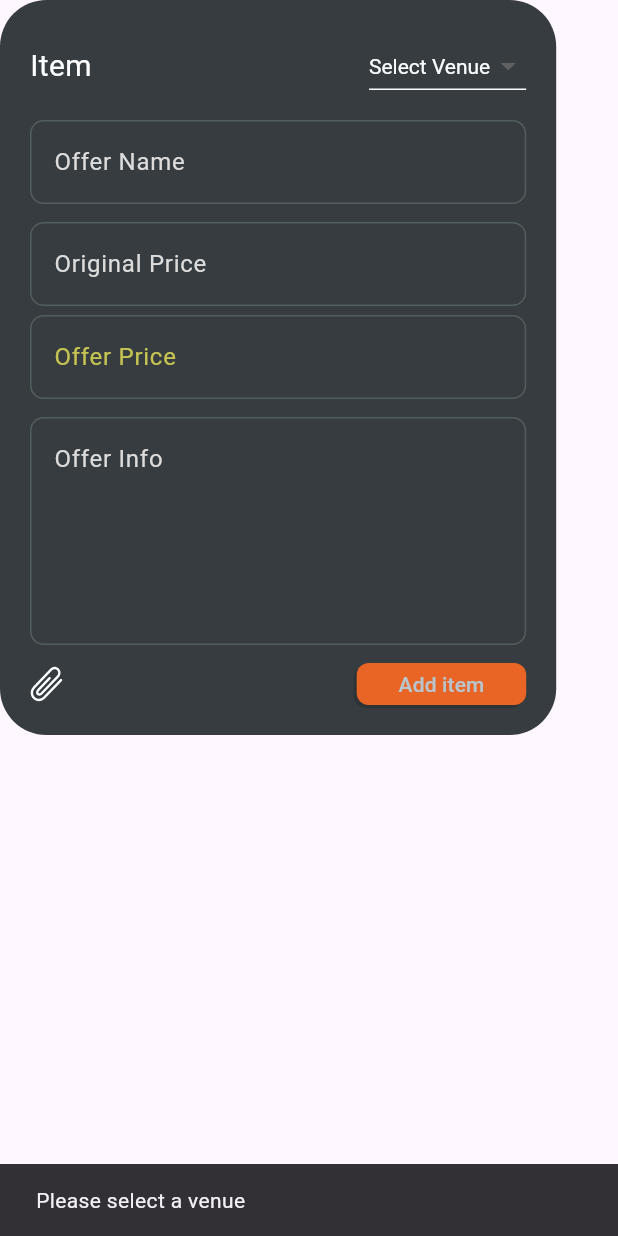
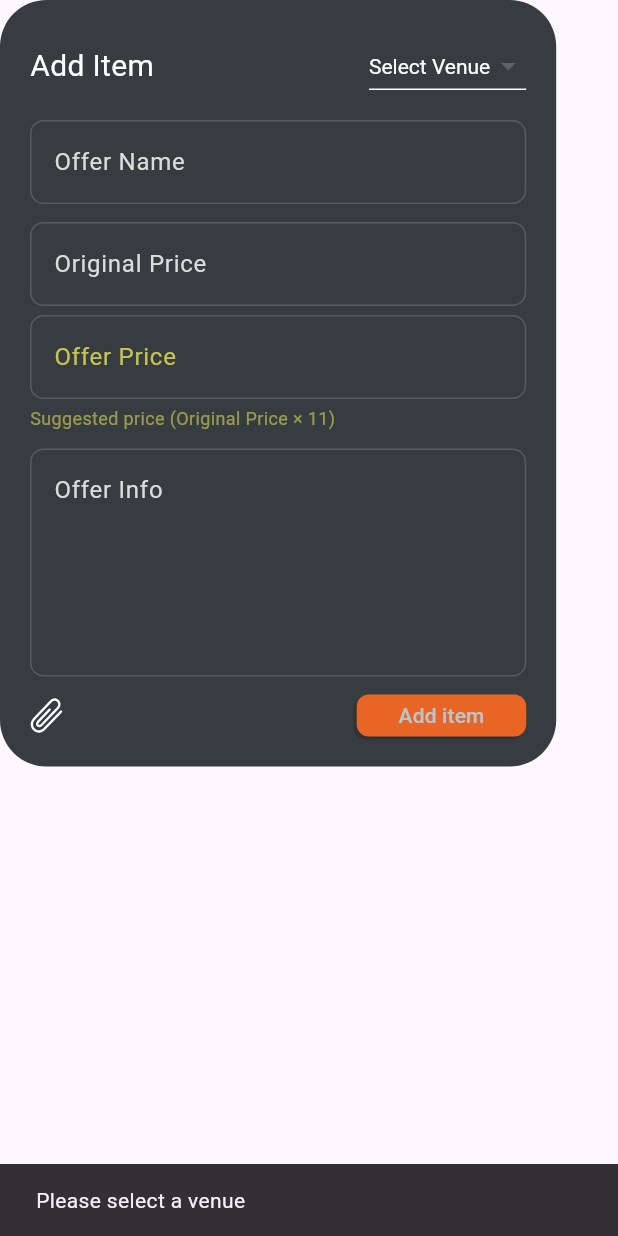
Before and after one commit to locofoStudio/locoDash, a Flutter app: the ItemCreationWidget widget shown alone on an empty page, opened directly, after a tap on "Add item", on a phone screen of 412 x 824 dp. Run offline on Flutter 3.47's test engine with Material 3 defaults, Android fonts, the phone set to English and light mode, and no system bars; our stand-ins replace cached_network_image, cloud_firestore, file_picker, firebase_auth, firebase_core, flutter_svg; missing offline and left inert: dart:html; accounts and stored records are empty; Roboto replaces fonts that are missing (Roboto Flex); project files that could hold a hidden picture were left out.

Commit message:
Update item creation widget

```diff
--- a/lib/custom_code/widgets/item_creation_widget.dart
+++ b/lib/custom_code/widgets/item_creation_widget.dart
@@ -24,6 +24,8 @@ class _ItemCreationWidgetState extends State<ItemCreationWidget> {
   List<String> _venues = ['Select Venue'];
   String? _currentUserId;
   Map<String, bool> _venueOwnership = {};
+  String? _documentId;
+  bool _isUsingSuggestedPrice = true;
 
   @override
   void initState() {
@@ -35,6 +37,20 @@ class _ItemCreationWidgetState extends State<ItemCreationWidget> {
       _offerPriceController.text = widget.initialData!['OfferPrice']?.toString() ?? '';
       _offerInfoController.text = widget.initialData!['OfferInfo'] ?? '';
       _selectedVenue = widget.initialData!['venueId'] ?? 'Select Venue';
+      _documentId = widget.initialData!['id'];
+      _selectedFilePath = widget.initialData!['OfferPhoto'];
+      _isUsingSuggestedPrice = false; // When editing, we don't use suggested price
+    }
+
+    // Add listener to original price controller
+    _originalPriceController.addListener(_updateSuggestedPrice);
+  }
+
+  void _updateSuggestedPrice() {
+    if (_isUsingSuggestedPrice) {
+      final originalPrice = double.tryParse(_originalPriceController.text) ?? 0.0;
+      final suggestedPrice = originalPrice * 11;
+      _offerPriceController.text = suggestedPrice.toStringAsFixed(2);
     }
   }
 
@@ -155,24 +171,36 @@ class _ItemCreationWidgetState extends State<ItemCreationWidget> {
     });
 
     try {
-      // Create the offer document
-      await FirebaseFirestore.instance.collection('offers').add({
+      final offerData = {
         'OfferName': _offerNameController.text,
         'originalPrice': double.tryParse(_originalPriceController.text) ?? 0.0,
         'OfferPrice': double.tryParse(_offerPriceController.text) ?? 0.0,
         'OfferInfo': _offerInfoController.text,
         'venueId': venueId,
         'OfferPhoto': _selectedFilePath,
-        'createdAt': FieldValue.serverTimestamp(),
         'createdBy': _currentUserId,
-      });
+      };
+
+      if (_documentId != null) {
+        // Update existing document
+        await FirebaseFirestore.instance
+            .collection('offers')
+            .doc(_documentId)
+            .update(offerData);
+      } else {
+        // Create new document
+        offerData['createdAt'] = FieldValue.serverTimestamp();
+        await FirebaseFirestore.instance
+            .collection('offers')
+            .add(offerData);
+      }
 
       if (widget.onCancel != null) {
         widget.onCancel!();
       }
     } catch (e) {
       ScaffoldMessenger.of(context).showSnackBar(
-        SnackBar(content: Text('Error creating offer: $e')),
+        SnackBar(content: Text('Error ${_documentId != null ? 'updating' : 'creating'} offer: $e')),
       );
     } finally {
       setState(() {
@@ -183,6 +211,7 @@ class _ItemCreationWidgetState extends State<ItemCreationWidget> {
 
   @override
   void dispose() {
+    _originalPriceController.removeListener(_updateSuggestedPrice);
     _offerNameController.dispose();
     _originalPriceController.dispose();
     _offerPriceController.dispose();
@@ -209,9 +238,9 @@ class _ItemCreationWidgetState extends State<ItemCreationWidget> {
           Row(
             mainAxisAlignment: MainAxisAlignment.spaceBetween,
             children: [
-              const Text(
-                'Item',
-                style: TextStyle(
+              Text(
+                _documentId != null ? 'Edit Item' : 'Add Item',
+                style: const TextStyle(
                   color: Color(0xFFFCFDFF),
                   fontSize: 20,
                 ),
@@ -294,10 +323,18 @@ class _ItemCreationWidgetState extends State<ItemCreationWidget> {
                       ),
                     ),
                     const SizedBox(height: 6),
-                    TextField(
+                    Row(
+                      children: [
+                        Expanded(
+                          child: TextField(
                             controller: _offerPriceController,
                             style: const TextStyle(color: Color(0xFFC5C352)),
                             keyboardType: TextInputType.number,
+                            onTap: () {
+                              setState(() {
+                                _isUsingSuggestedPrice = false;
+                              });
+                            },
                             decoration: InputDecoration(
                               hintText: 'Offer Price',
                               hintStyle: const TextStyle(color: Color(0xFFC5C352)),
@@ -314,6 +351,31 @@ class _ItemCreationWidgetState extends State<ItemCreationWidget> {
                               focusedBorder: OutlineInputBorder(
                                 borderRadius: BorderRadius.circular(9),
                                 borderSide: const BorderSide(color: Color(0xFF525E5D)),
+                              ),
+                            ),
+                          ),
+                        ),
+                        if (!_isUsingSuggestedPrice)
+                          IconButton(
+                            icon: const Icon(Icons.refresh, color: Color(0xFFC5C352)),
+                            onPressed: () {
+                              setState(() {
+                                _isUsingSuggestedPrice = true;
+                                _updateSuggestedPrice();
+                              });
+                            },
+                            tooltip: 'Use suggested price',
+                          ),
+                      ],
+                    ),
+                    if (_isUsingSuggestedPrice)
+                      Padding(
+                        padding: const EdgeInsets.only(top: 4.0),
+                        child: Text(
+                          'Suggested price (Original Price × 11)',
+                          style: TextStyle(
+                            color: Color(0xFFC5C352).withOpacity(0.7),
+                            fontSize: 12,
                           ),
                         ),
                       ),
@@ -402,9 +464,9 @@ class _ItemCreationWidgetState extends State<ItemCreationWidget> {
                             valueColor: AlwaysStoppedAnimation<Color>(Color(0xFFB8C5CD)),
                           ),
                         )
-                      : const Text(
-                          'Add item',
-                          style: TextStyle(
+                      : Text(
+                          _documentId != null ? 'Update item' : 'Add item',
+                          style: const TextStyle(
                             color: Color(0xFFB8C5CD),
                             fontSize: 14,
                           ),
```
Lines whose indentation alone changed are shown as unchanged.
